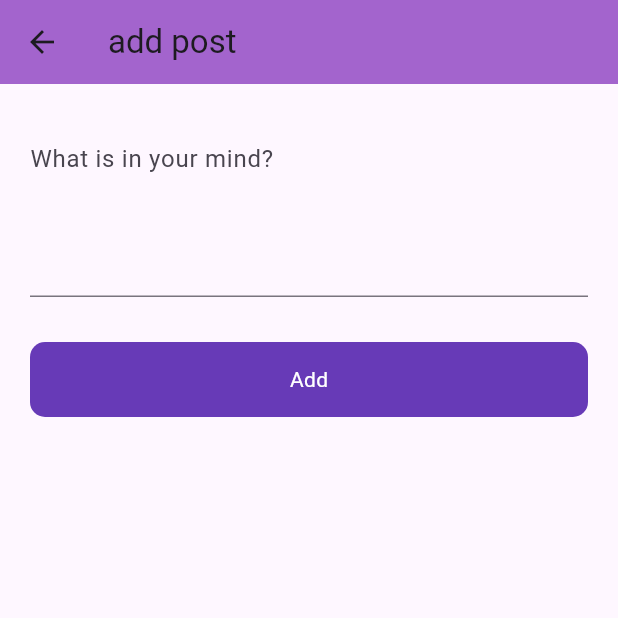
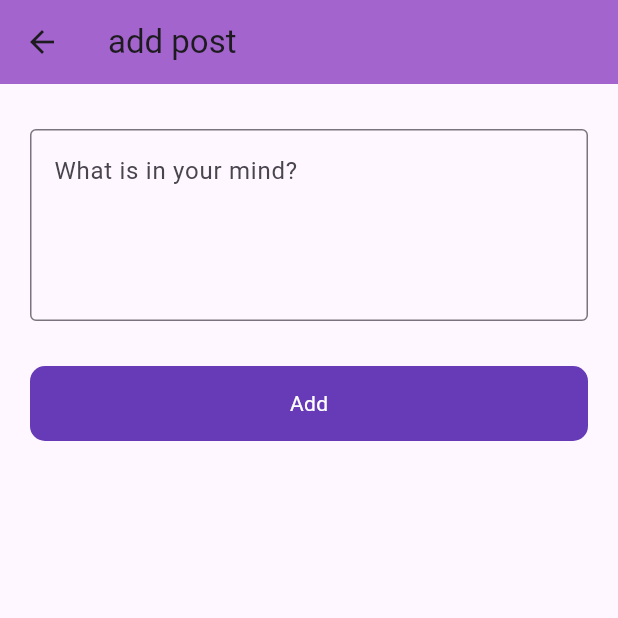
Before and after one commit to shivanitomar0416/firebase_project, a Flutter app: the PostScreen screen opened directly, after a tap on the "add" icon, on a phone screen of 412 x 824 dp, the top half of it. Run offline on Flutter 3.47's test engine with Material 3 defaults, Android fonts, the phone set to English and light mode, and no system bars; our stand-ins replace firebase_auth, firebase_core, firebase_database, fluttertoast; accounts and stored records are empty; network calls fail.

Commit message:
My_code_13

```diff
--- a/lib/ui/add_posts.dart
+++ b/lib/ui/add_posts.dart
@@ -31,7 +31,10 @@ class _AddPostScreenState extends State<AddPostScreen> {
               TextFormField(
                 maxLines: 4,
                 decoration:
-                    const InputDecoration(hintText: 'What is in your mind?'),
+               const InputDecoration(
+                hintText: 'What is in your mind?',
+                border: OutlineInputBorder()
+                ),
               ),
               const SizedBox(
                 height: 30,
--- a/lib/ui/auth/login_with_phone_number.dart
+++ b/lib/ui/auth/login_with_phone_number.dart
@@ -44,9 +44,9 @@ class _LoginWithPhoneNumberState extends State<LoginWithPhoneNumber> {
                   setState(() {
                     loading = true;
                   });
-
-                  auth.verifyPhoneNumber(
-                      phoneNumber: phoneNumberController.text,
+                  String phoneNumber = "+91${phoneNumberController.text.trim()}";// Add country code (+1 for US)
+                         auth.verifyPhoneNumber(
+                           phoneNumber: phoneNumber,
                       verificationCompleted: (_) {
                         setState(() {
                           loading = false;
--- a/lib/ui/posts/post_screen.dart
+++ b/lib/ui/posts/post_screen.dart
@@ -1,3 +1,5 @@
+import 'package:firebase_database/firebase_database.dart';
+import 'package:firebase_database/ui/firebase_animated_list.dart';
 import 'package:firebase_project/ui/auth/signup_screen.dart';
 import 'package:flutter/material.dart';
 import 'package:firebase_auth/firebase_auth.dart';
@@ -14,6 +16,7 @@ class PostScreen extends StatefulWidget {
 
 class _PostScreenState extends State<PostScreen> {
   final auth = FirebaseAuth.instance;
+  final ref = FirebaseDatabase.instance.ref('post');
 
   @override
   Widget build(BuildContext context) {
@@ -25,7 +28,7 @@ class _PostScreenState extends State<PostScreen> {
             onPressed: () {
               auth.signOut().then((value) {
                 Navigator.push(context,
-                      MaterialPageRoute(builder: (context) =>  loginScreen()));
+                    MaterialPageRoute(builder: (context) => loginScreen()));
               }).onError((error, stackTrace) {
                 Utils().toastMessage(error.toString());
               });
@@ -34,7 +37,25 @@ class _PostScreenState extends State<PostScreen> {
           ),
         ],
       ),
-        floatingActionButton: FloatingActionButton(onPressed: () {
+      body: Column(
+        children: [
+          Expanded(
+            child: FirebaseAnimatedList(
+            query: ref,
+            defaultChild: Text('Loading'),
+            itemBuilder: (context, snapshot, animation, index){
+         return  ListTile(
+            title: Text(snapshot.child('title').value.toString()),
+            subtitle: Text(snapshot.child('id').value.toString()),
+
+         );
+             }
+          ),
+          ),
+        ],
+      ),
+      floatingActionButton: FloatingActionButton(
+        onPressed: () {
           Navigator.push(context,
               MaterialPageRoute(builder: (context) => AddPostScreen()));
         },
```
Lines whose indentation alone changed are shown as unchanged.
